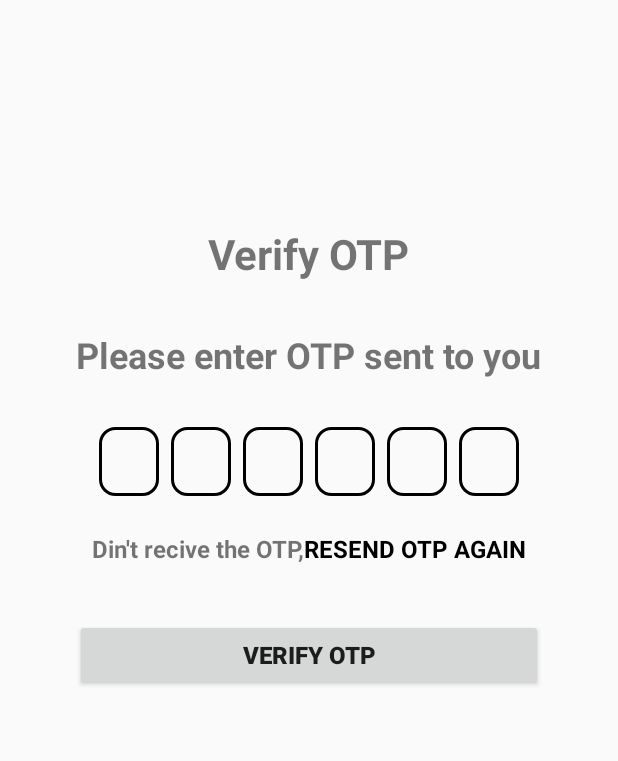
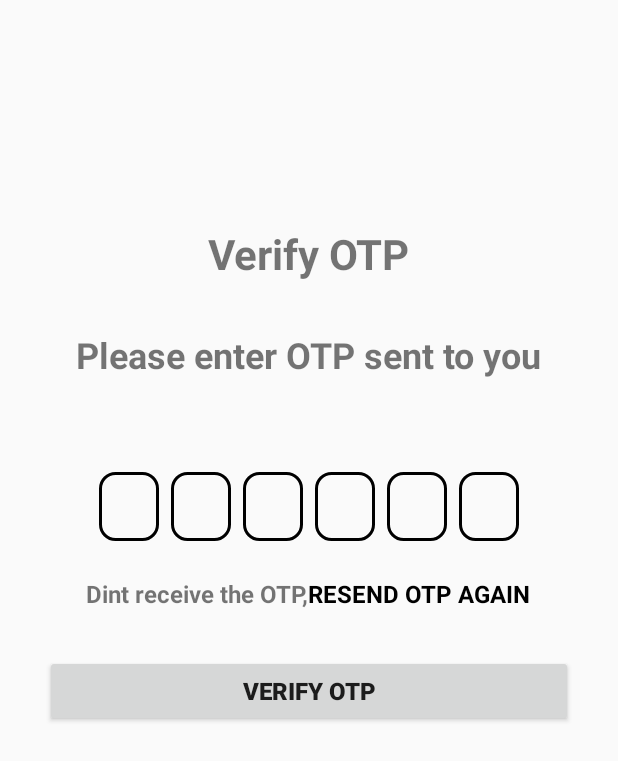
Before and after one commit to kushal-p1699/Covid-Setu, an Android app: the layout activity_verify_otp.xml on its own in the app's theme, with its tools: preview values and no code run, on a phone screen of 412 x 824 dp. Shown: the top 761 px of the screen. Run offline under Robolectric (Android 15) with nearby library versions, the phone set to English and light mode, and no system bars.

```diff
--- a/app/src/main/AndroidManifest.xml
+++ b/app/src/main/AndroidManifest.xml
@@ -10,8 +10,8 @@
         android:supportsRtl="true"
         android:theme="@style/Theme.CovidSetu">
         <activity android:name=".VerifyOTP"></activity>
-        <activity android:name=".OTPLoginActivity" />
-        <activity android:name=".MainActivity">
+        <activity android:name=".MainActivity" />
+        <activity android:name=".OTPLoginActivity">
             <intent-filter>
                 <action android:name="android.intent.action.MAIN" />
 
--- a/app/src/main/java/com/example/covidsetu/MainActivity.java
+++ b/app/src/main/java/com/example/covidsetu/MainActivity.java
@@ -1,6 +1,6 @@
 package com.example.covidsetu;
 
-import android.support.v7.app.AppCompatActivity;
+import androidx.appcompat.app.AppCompatActivity;
 import android.os.Bundle;
 
 public class MainActivity extends AppCompatActivity {
--- a/app/src/main/res/layout/activity_main.xml
+++ b/app/src/main/res/layout/activity_main.xml
@@ -1,5 +1,5 @@
 <?xml version="1.0" encoding="utf-8"?>
-<android.support.constraint.ConstraintLayout xmlns:android="http://schemas.android.com/apk/res/android"
+<androidx.constraintlayout.widget.ConstraintLayout xmlns:android="http://schemas.android.com/apk/res/android"
     xmlns:app="http://schemas.android.com/apk/res-auto"
     xmlns:tools="http://schemas.android.com/tools"
     android:layout_width="match_parent"
@@ -15,4 +15,4 @@
         app:layout_constraintRight_toRightOf="parent"
         app:layout_constraintTop_toTopOf="parent" />
 
-</android.support.constraint.ConstraintLayout>
+</androidx.constraintlayout.widget.ConstraintLayout>
--- a/app/src/main/res/layout/activity_verify_otp.xml
+++ b/app/src/main/res/layout/activity_verify_otp.xml
@@ -1,5 +1,5 @@
 <?xml version="1.0" encoding="utf-8"?>
-<android.support.constraint.ConstraintLayout xmlns:android="http://schemas.android.com/apk/res/android"
+<androidx.constraintlayout.widget.ConstraintLayout xmlns:android="http://schemas.android.com/apk/res/android"
     xmlns:app="http://schemas.android.com/apk/res-auto"
     xmlns:tools="http://schemas.android.com/tools"
     android:layout_width="match_parent"
@@ -34,18 +34,32 @@
         app:layout_constraintStart_toStartOf="@+id/textView3"
         app:layout_constraintTop_toBottomOf="@+id/textView3" />
 
+    <TextView
+        android:id="@+id/tv_phone_number"
+        android:layout_width="wrap_content"
+        android:layout_height="wrap_content"
+        android:layout_marginTop="16dp"
+        android:gravity="center"
+        android:textColor="@color/black"
+        android:textSize="16sp"
+        android:textStyle="bold"
+        app:layout_constraintEnd_toEndOf="@+id/textView4"
+        app:layout_constraintStart_toStartOf="@+id/textView4"
+        app:layout_constraintTop_toBottomOf="@+id/textView4" />
+
     <LinearLayout
         android:id="@+id/linearLayout2"
         android:layout_width="match_parent"
         android:layout_height="wrap_content"
         android:layout_marginStart="50dp"
-        android:layout_marginTop="32dp"
+        android:layout_marginTop="24dp"
         android:layout_marginEnd="50dp"
         android:gravity="center"
         android:orientation="horizontal"
         app:layout_constraintEnd_toEndOf="@+id/textView4"
+        app:layout_constraintHorizontal_bias="0.505"
         app:layout_constraintStart_toStartOf="@+id/textView4"
-        app:layout_constraintTop_toBottomOf="@+id/textView4">
+        app:layout_constraintTop_toBottomOf="@+id/tv_phone_number">
 
 
         <EditText
@@ -58,6 +72,7 @@
             android:background="@drawable/backgroundbox"
             android:imeOptions="actionNext"
             android:importantForAutofill="no"
+            android:gravity="center"
             android:inputType="number"
             android:maxLength="1"
             android:textSize="20sp"
@@ -78,6 +93,7 @@
             android:maxLength="1"
             android:textSize="20sp"
             android:textStyle="bold"
+            android:gravity="center"
             tools:ignore="LabelFor" />
 
         <EditText
@@ -87,6 +103,7 @@
             android:layout_gravity="center"
             android:layout_marginStart="4dp"
             android:layout_marginEnd="4dp"
+            android:gravity="center"
             android:background="@drawable/backgroundbox"
             android:imeOptions="actionNext"
             android:importantForAutofill="no"
@@ -103,6 +120,7 @@
             android:layout_gravity="center"
             android:layout_marginStart="4dp"
             android:layout_marginEnd="4dp"
+            android:gravity="center"
             android:background="@drawable/backgroundbox"
             android:imeOptions="actionNext"
             android:importantForAutofill="no"
@@ -125,6 +143,7 @@
             android:inputType="number"
             android:maxLength="1"
             android:textSize="20sp"
+            android:gravity="center"
             android:textStyle="bold"
             tools:ignore="LabelFor" />
 
@@ -140,6 +159,7 @@
             android:importantForAutofill="no"
             android:inputType="number"
             android:maxLength="1"
+            android:gravity="center"
             android:textSize="20sp"
             android:textStyle="bold"
             tools:ignore="LabelFor" />
@@ -176,11 +196,17 @@
 
     </LinearLayout>
 
+    <FrameLayout
+        android:layout_width="match_parent"
+        android:layout_height="wrap_content"
+        app:layout_constraintStart_toStartOf="@+id/linearLayout2"
+        app:layout_constraintTop_toBottomOf="@+id/linearLayout3">
+
         <Button
             android:id="@+id/btn_verify_otp"
-        android:layout_width="0dp"
+            android:layout_width="match_parent"
             android:layout_height="wrap_content"
-        android:layout_marginTop="36dp"
+            android:layout_margin="30dp"
             android:text="@string/verify_otp"
             android:textSize="16sp"
             android:textStyle="bold"
@@ -189,5 +215,17 @@
             app:layout_constraintStart_toStartOf="@+id/linearLayout2"
             app:layout_constraintTop_toBottomOf="@+id/linearLayout3" />
 
+        <ProgressBar
+            android:id="@+id/profressbar_verify_otp"
+            android:layout_width="35dp"
+            android:layout_height="35dp"
+            android:layout_gravity="center"
+            android:visibility="gone"/>
 
-</android.support.constraint.ConstraintLayout>
+
+    </FrameLayout>
+
+
+
+
+</androidx.constraintlayout.widget.ConstraintLayout>
--- a/app/src/main/res/values/strings.xml
+++ b/app/src/main/res/values/strings.xml
@@ -3,6 +3,6 @@
     <string name="opt_verification">OPT Verification</string>
     <string name="verify_otp">Verify otp</string>
     <string name="resend_otp_again">RESEND OTP AGAIN</string>
-    <string name="din_t_recive_the_otp">Din\'t recive the OTP,</string>
+    <string name="din_t_recive_the_otp">Dint receive the OTP, </string>
     <string name="please_enter_otp_sent_to_you">Please enter OTP sent to you</string>
 </resources>
--- a/build.gradle
+++ b/build.gradle
@@ -6,6 +6,7 @@ buildscript {
     }
     dependencies {
         classpath "com.android.tools.build:gradle:4.2.2"
+        classpath 'com.google.gms:google-services:4.3.8'
 
         // NOTE: Do not place your application dependencies here; they belong
         // in the individual module build.gradle files
--- a/gradle.properties
+++ b/gradle.properties
@@ -6,6 +6,8 @@
 # http://www.gradle.org/docs/current/userguide/build_environment.html
 # Specifies the JVM arguments used for the daemon process.
 # The setting is particularly useful for tweaking memory settings.
+android.enableJetifier=true
+android.useAndroidX=true
 org.gradle.jvmargs=-Xmx2048m -Dfile.encoding=UTF-8
 # When configured, Gradle will run in incubating parallel mode.
 # This option should only be used with decoupled projects. More details, visit
```
Also changed, not shown: app/build.gradle (+7 -5 lines), app/src/main/java/com/example/covidsetu/OTPLoginActivity.java (+81 -1 lines), app/src/main/java/com/example/covidsetu/VerifyOTP.java (+235 -1 lines), app/src/main/res/layout/activity_otplogin.xml (+24 -11 lines), 3 other files. Lines whose indentation alone changed are shown as unchanged.
